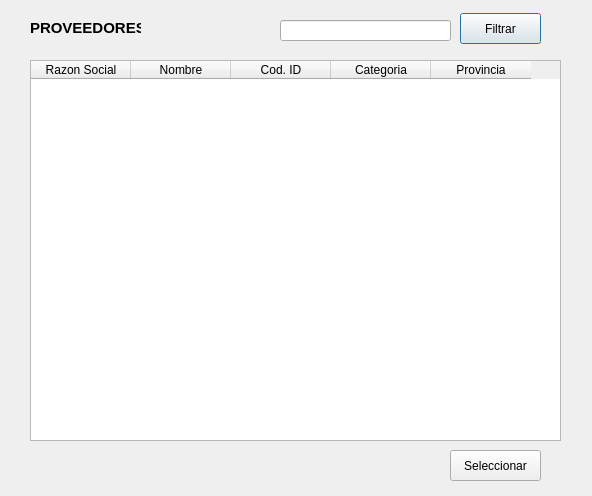
Qt form seleccionar_proveedor.ui (AyeQuinteros15/DemoPracticas) before a commit.
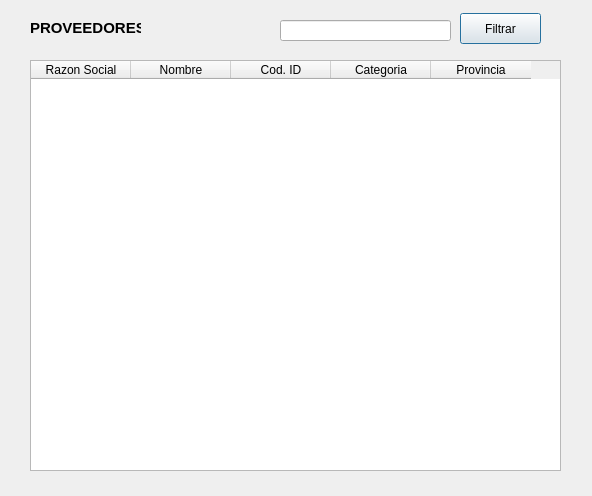
The same form after that commit.

The edit to the form file:
```diff
--- a/seleccionar_proveedor.ui
+++ b/seleccionar_proveedor.ui
@@ -36,19 +36,6 @@
     </rect>
    </property>
   </widget>
-  <widget class="QPushButton" name="btnSeleccionarProveedores">
-   <property name="geometry">
-    <rect>
-     <x>450</x>
-     <y>450</y>
-     <width>91</width>
-     <height>31</height>
-    </rect>
-   </property>
-   <property name="text">
-    <string>Seleccionar</string>
-   </property>
-  </widget>
   <widget class="QLabel" name="label">
    <property name="geometry">
     <rect>
@@ -74,7 +61,7 @@
      <x>30</x>
      <y>60</y>
      <width>531</width>
-     <height>381</height>
+     <height>411</height>
     </rect>
    </property>
    <column>
```
